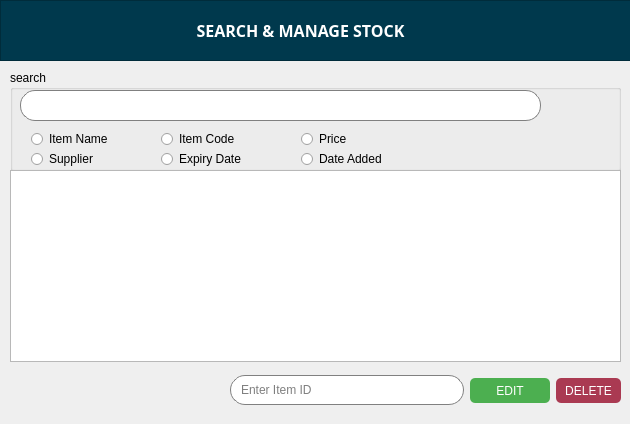
Old version of the form SearchManage.ui in the repository codydon/shopify.
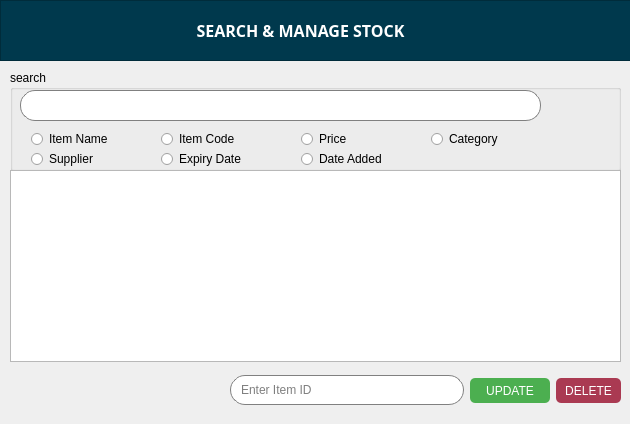
New version of the form.

What changed in the file:
```diff
--- a/SearchManage.ui
+++ b/SearchManage.ui
@@ -147,6 +147,19 @@
      <string>Price</string>
     </property>
    </widget>
+   <widget class="QRadioButton" name="radioButton_7">
+    <property name="geometry">
+     <rect>
+      <x>420</x>
+      <y>60</y>
+      <width>82</width>
+      <height>17</height>
+     </rect>
+    </property>
+    <property name="text">
+     <string>Category</string>
+    </property>
+   </widget>
   </widget>
   <widget class="QFrame" name="frame">
    <property name="geometry">
@@ -204,7 +217,7 @@
     </rect>
    </property>
   </widget>
-  <widget class="QWidget" name="">
+  <widget class="QWidget" name="layoutWidget">
    <property name="geometry">
     <rect>
      <x>230</x>
@@ -275,7 +288,7 @@
 </string>
         </property>
         <property name="text">
-         <string>EDIT</string>
+         <string>UPDATE</string>
         </property>
        </widget>
       </item>
```
